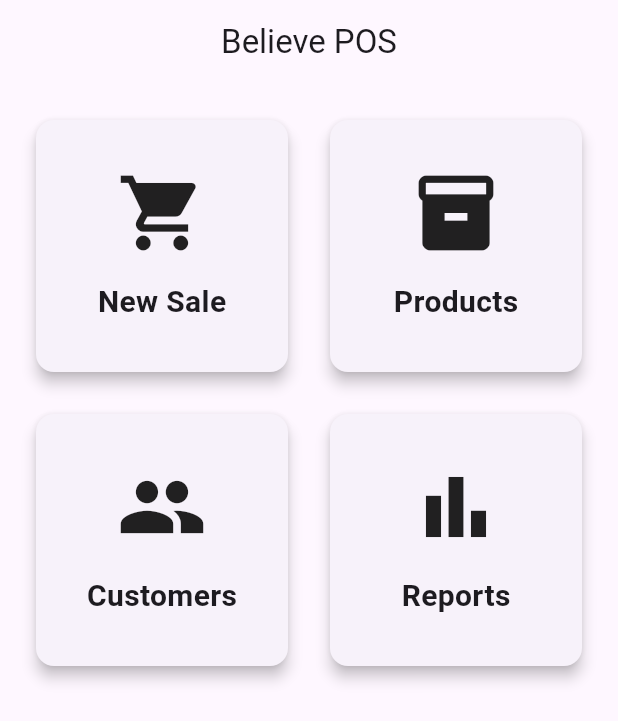
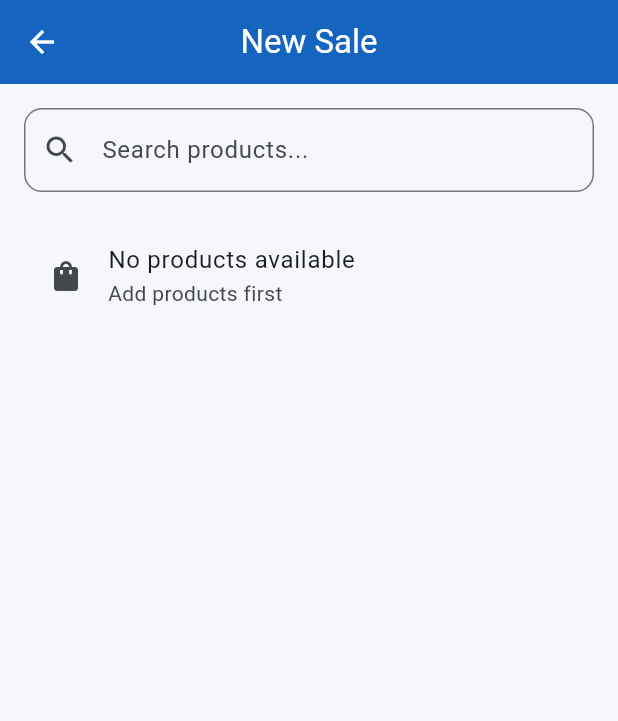
Before and after one commit to LarryBelieve/believe_pos, a Flutter app: the screen it shows after launch, after a tap on "New Sale", on a phone screen of 412 x 824 dp. Shown: the top 721 px of the screen. Run offline on Flutter 3.47's test engine with Material 3 defaults, Android fonts, the phone set to English and light mode, and no system bars.

Commit message:
Added New Sale screen and app theme

```diff
--- a/lib/main.dart
+++ b/lib/main.dart
@@ -1,5 +1,6 @@
 import 'package:flutter/material.dart';
 import 'screens/home_screen.dart';
+import 'themes/app_theme.dart';
 
 void main() {
   runApp(const BelievePOS());
@@ -10,9 +11,11 @@ class BelievePOS extends StatelessWidget {
 
   @override
   Widget build(BuildContext context) {
-    return const MaterialApp(
+    return MaterialApp(
       debugShowCheckedModeBanner: false,
-      home: HomeScreen(),
+      title: 'Believe POS',
+      theme: AppTheme.lightTheme,
+      home: const HomeScreen(),
     );
   }
 }
--- a/lib/screens/home_screen.dart
+++ b/lib/screens/home_screen.dart
@@ -1,32 +1,115 @@
 import 'package:flutter/material.dart';
 import 'products_screen.dart';
+import 'new_sale_screen.dart';
 
 class HomeScreen extends StatelessWidget {
   const HomeScreen({super.key});
+
+  Widget buildCard(
+    BuildContext context,
+    IconData icon,
+    String title,
+    VoidCallback onTap,
+  ) {
+    return Card(
+      elevation: 5,
+      shape: RoundedRectangleBorder(
+        borderRadius: BorderRadius.circular(20),
+      ),
+      child: InkWell(
+        borderRadius: BorderRadius.circular(20),
+        onTap: onTap,
+        child: Padding(
+          padding: const EdgeInsets.all(20),
+          child: Column(
+            mainAxisAlignment: MainAxisAlignment.center,
+            children: [
+              Icon(
+                icon,
+                size: 55,
+                color: Theme.of(context).primaryColor,
+              ),
+              const SizedBox(height: 15),
+              Text(
+                title,
+                style: const TextStyle(
+                  fontSize: 20,
+                  fontWeight: FontWeight.bold,
+                ),
+                textAlign: TextAlign.center,
+              ),
+            ],
+          ),
+        ),
+      ),
+    );
+  }
 
   @override
   Widget build(BuildContext context) {
     return Scaffold(
       appBar: AppBar(
-        title: const Text('Believe POS'),
+        title: const Text("Believe POS"),
         centerTitle: true,
       ),
       body: Padding(
-        padding: const EdgeInsets.all(20),
+        padding: const EdgeInsets.all(16),
+        child: Column(
+          children: [
+            Card(
+              elevation: 6,
+              shape: RoundedRectangleBorder(
+                borderRadius: BorderRadius.circular(20),
+              ),
+              child: const Padding(
+                padding: EdgeInsets.all(20),
+                child: Column(
+                  children: [
+                    Text(
+                      "Today's Sales",
+                      style: TextStyle(
+                        fontSize: 18,
+                      ),
+                    ),
+                    SizedBox(height: 10),
+                    Text(
+                      "R0.00",
+                      style: TextStyle(
+                        fontSize: 32,
+                        fontWeight: FontWeight.bold,
+                      ),
+                    ),
+                  ],
+                ),
+              ),
+            ),
+
+            const SizedBox(height: 20),
+
+            Expanded(
               child: GridView.count(
                 crossAxisCount: 2,
-          crossAxisSpacing: 20,
-          mainAxisSpacing: 20,
+                crossAxisSpacing: 15,
+                mainAxisSpacing: 15,
                 children: [
-            DashboardCard(
-              icon: Icons.shopping_cart,
-              title: 'New Sale',
-              onTap: () {},
+                  buildCard(
+                    context,
+                    Icons.point_of_sale,
+                    "New Sale",
+                    () {
+                      Navigator.push(
+                        context,
+                        MaterialPageRoute(
+                          builder: (context) => const NewSaleScreen(),
                         ),
-            DashboardCard(
-              icon: Icons.inventory,
-              title: 'Products',
-              onTap: () {
+                      );
+                    },
+                  ),
+                  buildCard(
+                    context,
+                    Icons.inventory,
+                    "Products",
+                    () {
                       Navigator.push(
                         context,
                         MaterialPageRoute(
@@ -35,51 +118,31 @@ class HomeScreen extends StatelessWidget {
                       );
                     },
                   ),
-            DashboardCard(
-              icon: Icons.people,
-              title: 'Customers',
-              onTap: () {},
+                  buildCard(
+                    context,
+                    Icons.people,
+                    "Customers",
+                    () {
+                      ScaffoldMessenger.of(context).showSnackBar(
+                        const SnackBar(
+                          content: Text("Customers module coming soon"),
                         ),
-            DashboardCard(
-              icon: Icons.bar_chart,
-              title: 'Reports',
-              onTap: () {},
+                      );
+                    },
+                  ),
+                  buildCard(
+                    context,
+                    Icons.bar_chart,
+                    "Reports",
+                    () {
+                      ScaffoldMessenger.of(context).showSnackBar(
+                        const SnackBar(
+                          content: Text("Reports module coming soon"),
+                        ),
+                      );
+                    },
                   ),
                 ],
-        ),
-      ),
-    );
-  }
-}
-
-class DashboardCard extends StatelessWidget {
-  final IconData icon;
-  final String title;
-  final VoidCallback onTap;
-
-  const DashboardCard({
-    super.key,
-    required this.icon,
-    required this.title,
-    required this.onTap,
-  });
-
-  @override
-  Widget build(BuildContext context) {
-    return Card(
-      elevation: 4,
-      child: InkWell(
-        onTap: onTap,
-        child: Column(
-          mainAxisAlignment: MainAxisAlignment.center,
-          children: [
-            Icon(icon, size: 60),
-            const SizedBox(height: 15),
-            Text(
-              title,
-              style: const TextStyle(
-                fontSize: 20,
-                fontWeight: FontWeight.bold,
               ),
             ),
           ],
--- /dev/null
+++ b/lib/screens/new_sale_screen.dart
@@ -0,0 +1,44 @@
+import 'package:flutter/material.dart';
+
+class NewSaleScreen extends StatelessWidget {
+  const NewSaleScreen({super.key});
+
+  @override
+  Widget build(BuildContext context) {
+    return Scaffold(
+      appBar: AppBar(
+        title: const Text('New Sale'),
+      ),
+      body: Padding(
+        padding: const EdgeInsets.all(16),
+        child: Column(
+          children: [
+            TextField(
+              decoration: InputDecoration(
+                hintText: 'Search products...',
+                prefixIcon: const Icon(Icons.search),
+                border: OutlineInputBorder(
+                  borderRadius: BorderRadius.circular(12),
+                ),
+              ),
+            ),
+
+            const SizedBox(height: 20),
+
+            Expanded(
+              child: ListView(
+                children: const [
+                  ListTile(
+                    leading: Icon(Icons.shopping_bag),
+                    title: Text('No products available'),
+                    subtitle: Text('Add products first'),
+                  ),
+                ],
+              ),
+            ),
+          ],
+        ),
+      ),
+    );
+  }
+}
--- /dev/null
+++ b/lib/themes/app_colors.dart
@@ -0,0 +1,10 @@
+import 'package:flutter/material.dart';
+
+class AppColors {
+  static const Color primary = Color(0xFF1565C0);
+  static const Color secondary = Color(0xFF42A5F5);
+  static const Color background = Color(0xFFF5F7FA);
+  static const Color success = Color(0xFF2E7D32);
+  static const Color danger = Color(0xFFC62828);
+  static const Color card = Colors.white;
+}
--- /dev/null
+++ b/lib/themes/app_theme.dart
@@ -0,0 +1,19 @@
+import 'package:flutter/material.dart';
+import 'app_colors.dart';
+
+class AppTheme {
+  static ThemeData lightTheme = ThemeData(
+    useMaterial3: true,
+    colorSchemeSeed: AppColors.primary,
+    scaffoldBackgroundColor: AppColors.background,
+    appBarTheme: const AppBarTheme(
+      centerTitle: true,
+      backgroundColor: AppColors.primary,
+      foregroundColor: Colors.white,
+    ),
+    cardTheme: const CardTheme(
+      elevation: 4,
+      margin: EdgeInsets.all(8),
+    ),
+  );
+}
```
Lines whose indentation alone changed are shown as unchanged.
